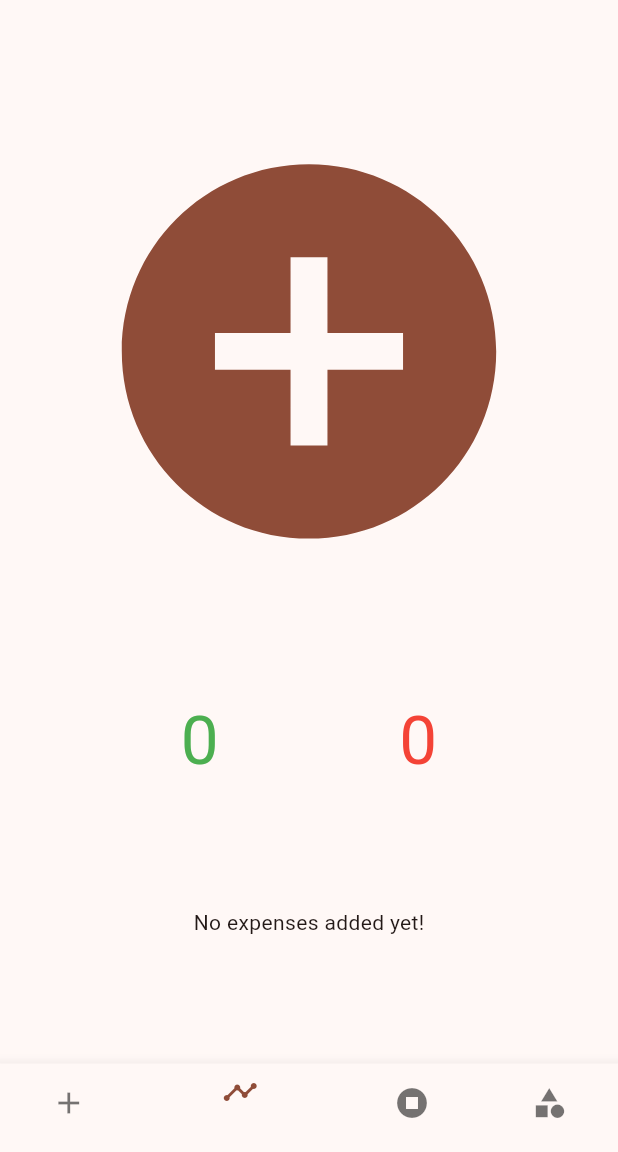
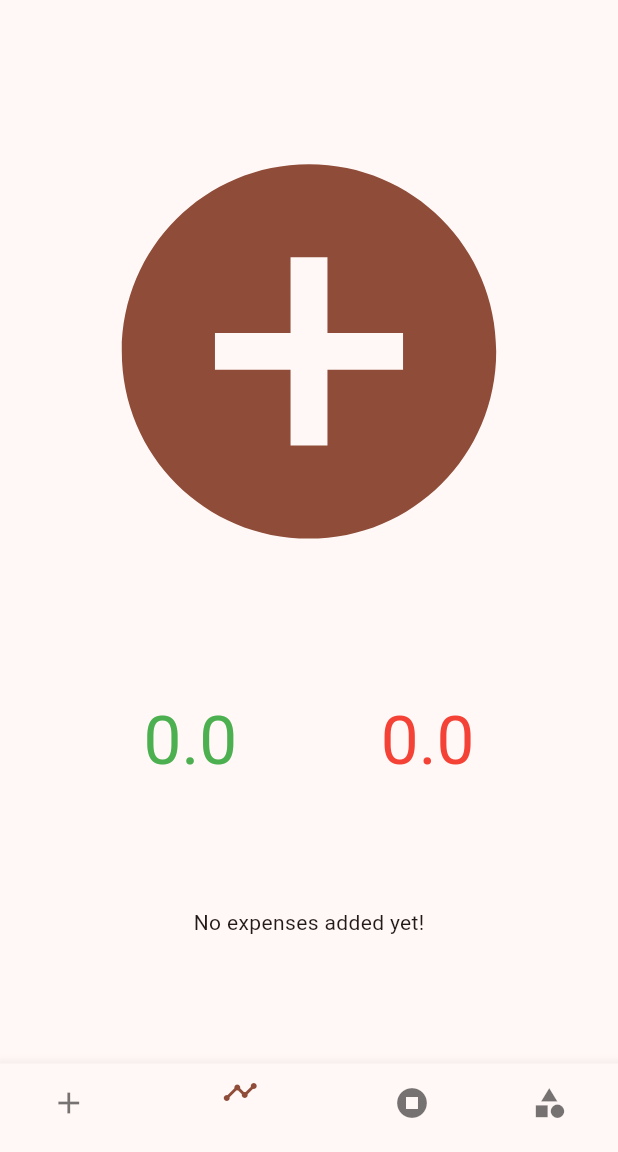
Before and after one commit to rave98/allassabudget, a Flutter app: the screen it shows after launch, on a phone screen of 412 x 824 dp, the part 84-1236 px from its top. Run offline on Flutter 3.47's test engine with Material 3 defaults, Android fonts, the light colour scheme and no system bars; our stand-ins replace camera, image_picker, isar, pie_chart; missing offline and left inert: google_mlkit_commons, google_mlkit_text_recognition; accounts and stored records are empty; generated files the repository leaves out were written again.

Commit message:
feat: finished budget cap feature and fixed homepage

```diff
--- a/lib/Pages/Homepage/homepage.dart
+++ b/lib/Pages/Homepage/homepage.dart
@@ -17,7 +17,10 @@ class HomePage extends StatelessWidget {
       mainAxisAlignment: MainAxisAlignment.spaceEvenly,
       children: [
         MaterialButton(
-          onPressed: () => Navigator.push(context, MaterialPageRoute(builder: (context) => new TextRecognizerView())),
+          onPressed: () => Navigator.push(context, MaterialPageRoute(builder: (context) {
+            logger.info("Opening camera");
+            return TextRecognizerView();
+          })),
           child: Icon(Icons.add_circle, color: Theme.of(context).primaryColor, size: 300,),),
         Row(
           mainAxisAlignment: MainAxisAlignment.spaceEvenly,
@@ -26,7 +29,7 @@ class HomePage extends StatelessWidget {
               future: Storage.gains(),
               builder: (BuildContext context, AsyncSnapshot<int> snapshot) {
                 if (snapshot.hasData && snapshot.data != null) {
-                  return Text(snapshot.data.toString(), style: Theme.of(context).textTheme.displayMedium?.copyWith(color: Colors.green),);
+                  return Text((snapshot.data! / 100).toString(), style: Theme.of(context).textTheme.displayMedium?.copyWith(color: Colors.green),);
                 }
                 else {
                   return const CircularProgressIndicator();
@@ -36,7 +39,7 @@ class HomePage extends StatelessWidget {
               future: Storage.losses(),
               builder: (BuildContext context, AsyncSnapshot<int> snapshot) {
                 if (snapshot.hasData && snapshot.data != null) {
-                  return Text(snapshot.data.toString(), style: Theme.of(context).textTheme.displayMedium?.copyWith(color: Colors.red),);
+                  return Text((snapshot.data! / 100).toString(), style: Theme.of(context).textTheme.displayMedium?.copyWith(color: Colors.red),);
                 }
                 else {
                   return const CircularProgressIndicator();
--- a/lib/Storage/Models/category.dart
+++ b/lib/Storage/Models/category.dart
@@ -10,7 +10,10 @@ class Category {
   /// the category name
   final String name;
 
-  Category({required this.name});
+  /// budget cap for the category. Zero means no cap
+  int cap;
+
+  Category({required this.name, this.cap = 0});
 
   @override
   int get hashCode {
```
Also changed, not shown: lib/Pages/BudgetCap/budget_cap.dart (+23 -2 lines), lib/Storage/Models/category.g.dart.
